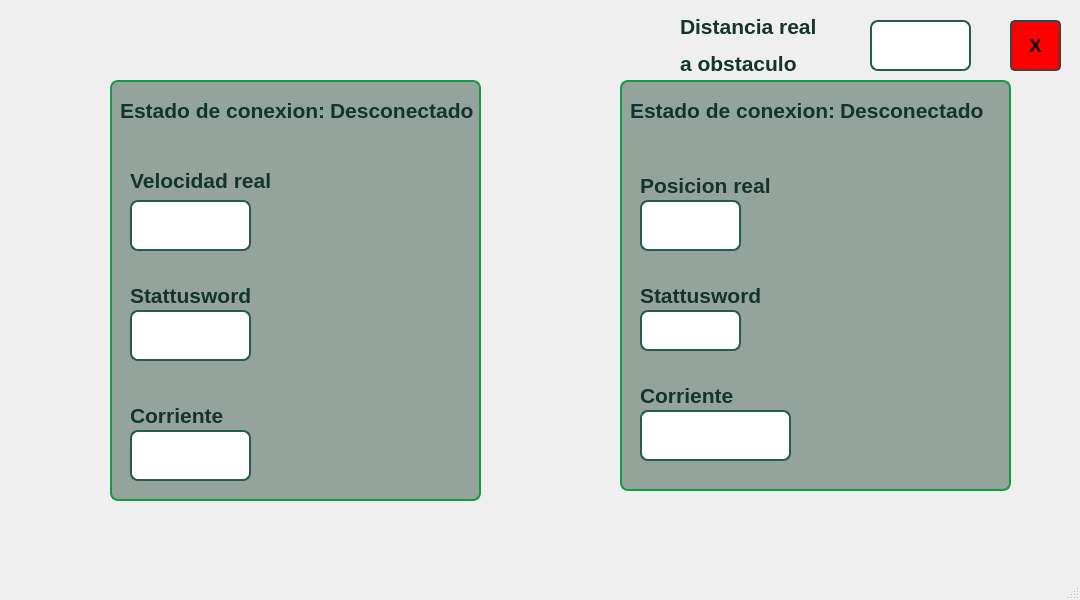
Old version of the form mainwindow.ui in the repository WenceslaoFB/InterfazAGV_QT.
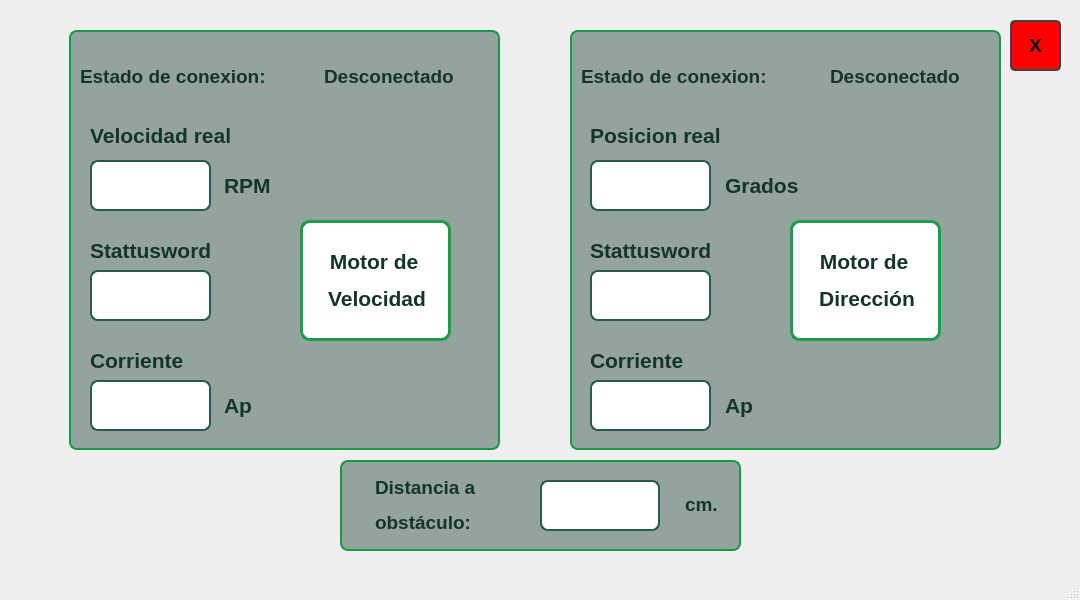
New version of the form. The open tabs and pages were chosen to show the change.

Commit message: interfaz lista y boton de cambio de modo

```diff
--- a/mainwindow.ui
+++ b/mainwindow.ui
@@ -24,7 +24,7 @@
      </rect>
     </property>
     <property name="currentIndex">
-     <number>1</number>
+     <number>0</number>
     </property>
     <widget class="QWidget" name="CONTROL">
      <widget class="QTabWidget" name="tabWidget">
@@ -3446,45 +3446,13 @@
        <string>X</string>
       </property>
      </widget>
-     <widget class="QLabel" name="label_aux">
-      <property name="geometry">
-       <rect>
-        <x>320</x>
-        <y>90</y>
-        <width>171</width>
-        <height>41</height>
-       </rect>
-      </property>
-      <property name="font">
-       <font>
-        <pointsize>16</pointsize>
-        <bold>true</bold>
-       </font>
-      </property>
-      <property name="text">
-       <string>&lt;html&gt;&lt;head/&gt;&lt;body&gt;&lt;p&gt;&lt;span style=&quot; font-size:16pt; font-weight:700; color:#14342c;&quot;&gt;Desconectado&lt;/span&gt;&lt;/p&gt;&lt;/body&gt;&lt;/html&gt;</string>
-      </property>
-     </widget>
-     <widget class="QLabel" name="label">
-      <property name="geometry">
-       <rect>
-        <x>110</x>
-        <y>90</y>
-        <width>241</width>
-        <height>41</height>
-       </rect>
-      </property>
-      <property name="text">
-       <string>&lt;html&gt;&lt;head/&gt;&lt;body&gt;&lt;p&gt;&lt;span style=&quot; font-size:16pt; font-weight:700; color:#14342c;&quot;&gt;Estado de conexion:&lt;/span&gt;&lt;/p&gt;&lt;/body&gt;&lt;/html&gt;</string>
-      </property>
-     </widget>
      <widget class="QLabel" name="label_4">
       <property name="geometry">
        <rect>
-        <x>120</x>
-        <y>160</y>
-        <width>171</width>
-        <height>41</height>
+        <x>80</x>
+        <y>110</y>
+        <width>211</width>
+        <height>51</height>
        </rect>
       </property>
       <property name="text">
@@ -3494,12 +3462,18 @@
      <widget class="QLabel" name="label_SPEED">
       <property name="geometry">
        <rect>
-        <x>120</x>
-        <y>200</y>
+        <x>80</x>
+        <y>160</y>
         <width>121</width>
         <height>51</height>
        </rect>
       </property>
+      <property name="font">
+       <font>
+        <pointsize>16</pointsize>
+        <bold>true</bold>
+       </font>
+      </property>
       <property name="styleSheet">
        <string notr="true">    background-color: white;
     border: 2px solid #265c4d;
@@ -3515,10 +3489,10 @@
      <widget class="QLabel" name="label_17">
       <property name="geometry">
        <rect>
-        <x>120</x>
-        <y>280</y>
-        <width>151</width>
-        <height>31</height>
+        <x>80</x>
+        <y>230</y>
+        <width>241</width>
+        <height>41</height>
        </rect>
       </property>
       <property name="text">
@@ -3528,12 +3502,18 @@
      <widget class="QLabel" name="label_STATUSW">
       <property name="geometry">
        <rect>
-        <x>120</x>
-        <y>310</y>
+        <x>80</x>
+        <y>270</y>
         <width>121</width>
         <height>51</height>
        </rect>
       </property>
+      <property name="font">
+       <font>
+        <pointsize>16</pointsize>
+        <bold>true</bold>
+       </font>
+      </property>
       <property name="styleSheet">
        <string notr="true">    background-color: white;
     border: 2px solid #265c4d;
@@ -3549,10 +3529,10 @@
      <widget class="QLabel" name="label_16">
       <property name="geometry">
        <rect>
-        <x>120</x>
-        <y>400</y>
-        <width>131</width>
-        <height>31</height>
+        <x>80</x>
+        <y>340</y>
+        <width>191</width>
+        <height>41</height>
        </rect>
       </property>
       <property name="text">
@@ -3562,12 +3542,18 @@
      <widget class="QLabel" name="label_CORR">
       <property name="geometry">
        <rect>
-        <x>120</x>
-        <y>430</y>
+        <x>80</x>
+        <y>380</y>
         <width>121</width>
         <height>51</height>
        </rect>
       </property>
+      <property name="font">
+       <font>
+        <pointsize>16</pointsize>
+        <bold>true</bold>
+       </font>
+      </property>
       <property name="styleSheet">
        <string notr="true">    background-color: white;
     border: 2px solid #265c4d;
@@ -3583,10 +3569,10 @@
      <widget class="QLabel" name="label_18">
       <property name="geometry">
        <rect>
-        <x>630</x>
-        <y>170</y>
-        <width>161</width>
-        <height>31</height>
+        <x>580</x>
+        <y>110</y>
+        <width>171</width>
+        <height>51</height>
        </rect>
       </property>
       <property name="text">
@@ -3596,10 +3582,10 @@
      <widget class="QLabel" name="label_19">
       <property name="geometry">
        <rect>
-        <x>630</x>
-        <y>280</y>
-        <width>151</width>
-        <height>31</height>
+        <x>580</x>
+        <y>230</y>
+        <width>211</width>
+        <height>41</height>
        </rect>
       </property>
       <property name="text">
@@ -3609,9 +3595,9 @@
      <widget class="QLabel" name="label_CORR_pos">
       <property name="geometry">
        <rect>
-        <x>630</x>
-        <y>410</y>
-        <width>151</width>
+        <x>580</x>
+        <y>380</y>
+        <width>121</width>
         <height>51</height>
        </rect>
       </property>
@@ -3630,9 +3616,9 @@
      <widget class="QLabel" name="label_POS">
       <property name="geometry">
        <rect>
-        <x>630</x>
-        <y>200</y>
-        <width>101</width>
+        <x>580</x>
+        <y>160</y>
+        <width>121</width>
         <height>51</height>
        </rect>
       </property>
@@ -3651,10 +3637,10 @@
      <widget class="QLabel" name="label_20">
       <property name="geometry">
        <rect>
-        <x>630</x>
-        <y>380</y>
+        <x>580</x>
+        <y>340</y>
         <width>131</width>
-        <height>31</height>
+        <height>41</height>
        </rect>
       </property>
       <property name="text">
@@ -3664,43 +3650,9 @@
      <widget class="QLabel" name="label_STATUSW_pos">
       <property name="geometry">
        <rect>
-        <x>630</x>
-        <y>310</y>
-        <width>101</width>
-        <height>41</height>
-       </rect>
-      </property>
-      <property name="styleSheet">
-       <string notr="true">    background-color: white;
-    border: 2px solid #265c4d;
-	color: black;
-    border-radius: 8px;
-    padding: 5px 10px;
-	font-weight: bold;</string>
-      </property>
-      <property name="text">
-       <string/>
-      </property>
-     </widget>
-     <widget class="QLabel" name="label_28">
-      <property name="geometry">
-       <rect>
-        <x>670</x>
-        <y>10</y>
-        <width>181</width>
-        <height>71</height>
-       </rect>
-      </property>
-      <property name="text">
-       <string>&lt;html&gt;&lt;head/&gt;&lt;body&gt;&lt;p&gt;&lt;span style=&quot; font-size:16pt; font-weight:700; color:#14342c;&quot;&gt;Distancia real &lt;/span&gt;&lt;/p&gt;&lt;p&gt;&lt;span style=&quot; font-size:16pt; font-weight:700; color:#14342c;&quot;&gt;a obstaculo&lt;/span&gt;&lt;/p&gt;&lt;/body&gt;&lt;/html&gt;</string>
-      </property>
-     </widget>
-     <widget class="QLabel" name="label_dist_real">
-      <property name="geometry">
-       <rect>
-        <x>860</x>
-        <y>20</y>
-        <width>101</width>
+        <x>580</x>
+        <y>270</y>
+        <width>121</width>
         <height>51</height>
        </rect>
       </property>
@@ -3716,45 +3668,13 @@
        <string/>
       </property>
      </widget>
-     <widget class="QLabel" name="label_aux_2">
-      <property name="geometry">
-       <rect>
-        <x>830</x>
-        <y>90</y>
-        <width>171</width>
-        <height>41</height>
-       </rect>
-      </property>
-      <property name="font">
-       <font>
-        <pointsize>16</pointsize>
-        <bold>true</bold>
-       </font>
-      </property>
-      <property name="text">
-       <string>&lt;html&gt;&lt;head/&gt;&lt;body&gt;&lt;p&gt;&lt;span style=&quot; font-size:16pt; font-weight:700; color:#14342c;&quot;&gt;Desconectado&lt;/span&gt;&lt;/p&gt;&lt;/body&gt;&lt;/html&gt;</string>
-      </property>
-     </widget>
-     <widget class="QLabel" name="label_29">
-      <property name="geometry">
-       <rect>
-        <x>620</x>
-        <y>90</y>
-        <width>241</width>
-        <height>41</height>
-       </rect>
-      </property>
-      <property name="text">
-       <string>&lt;html&gt;&lt;head/&gt;&lt;body&gt;&lt;p&gt;&lt;span style=&quot; font-size:16pt; font-weight:700; color:#14342c;&quot;&gt;Estado de conexion:&lt;/span&gt;&lt;/p&gt;&lt;/body&gt;&lt;/html&gt;</string>
-      </property>
-     </widget>
      <widget class="QFrame" name="frame_2">
       <property name="geometry">
        <rect>
-        <x>100</x>
-        <y>80</y>
-        <width>371</width>
-        <height>421</height>
+        <x>59</x>
+        <y>30</y>
+        <width>431</width>
+        <height>420</height>
        </rect>
       </property>
       <property name="styleSheet">
@@ -3768,14 +3688,102 @@
       <property name="frameShadow">
        <enum>QFrame::Raised</enum>
       </property>
+      <widget class="QLabel" name="label_30">
+       <property name="geometry">
+        <rect>
+         <x>150</x>
+         <y>130</y>
+         <width>121</width>
+         <height>51</height>
+        </rect>
+       </property>
+       <property name="styleSheet">
+        <string notr="true">border: 2px solid #94a49c;  /* Borde alrededor del área de contenido */
+border-radius: 0px;</string>
+       </property>
+       <property name="text">
+        <string>&lt;html&gt;&lt;head/&gt;&lt;body&gt;&lt;p&gt;&lt;span style=&quot; font-size:16pt; font-weight:700; color:#14342c;&quot;&gt;RPM&lt;/span&gt;&lt;/p&gt;&lt;/body&gt;&lt;/html&gt;</string>
+       </property>
+      </widget>
+      <widget class="QLabel" name="label_31">
+       <property name="geometry">
+        <rect>
+         <x>150</x>
+         <y>350</y>
+         <width>91</width>
+         <height>51</height>
+        </rect>
+       </property>
+       <property name="styleSheet">
+        <string notr="true">border: 2px solid #94a49c;  /* Borde alrededor del área de contenido */
+border-radius: 0px;</string>
+       </property>
+       <property name="text">
+        <string>&lt;html&gt;&lt;head/&gt;&lt;body&gt;&lt;p&gt;&lt;span style=&quot; font-size:16pt; font-weight:700; color:#14342c;&quot;&gt;Ap&lt;/span&gt;&lt;/p&gt;&lt;/body&gt;&lt;/html&gt;</string>
+       </property>
+      </widget>
+      <widget class="QLabel" name="label_32">
+       <property name="geometry">
+        <rect>
+         <x>480</x>
+         <y>350</y>
+         <width>91</width>
+         <height>31</height>
+        </rect>
+       </property>
+       <property name="text">
+        <string>&lt;html&gt;&lt;head/&gt;&lt;body&gt;&lt;p&gt;&lt;span style=&quot; font-size:16pt; font-weight:700; color:#14342c;&quot;&gt;Ap&lt;/span&gt;&lt;/p&gt;&lt;/body&gt;&lt;/html&gt;</string>
+       </property>
+      </widget>
+      <widget class="QLabel" name="label">
+       <property name="geometry">
+        <rect>
+         <x>11</x>
+         <y>21</y>
+         <width>231</width>
+         <height>51</height>
+        </rect>
+       </property>
+       <property name="styleSheet">
+        <string notr="true">border: 0px solid #94a49c;  /* Borde alrededor del área de contenido */
+border-radius: 8px;</string>
+       </property>
+       <property name="text">
+        <string>&lt;html&gt;&lt;head/&gt;&lt;body&gt;&lt;p&gt;&lt;span style=&quot; font-size:14pt; font-weight:700; color:#14342c;&quot;&gt;Estado de conexion:&lt;/span&gt;&lt;/p&gt;&lt;/body&gt;&lt;/html&gt;</string>
+       </property>
+      </widget>
+      <widget class="QLabel" name="label_aux">
+       <property name="geometry">
+        <rect>
+         <x>255</x>
+         <y>21</y>
+         <width>171</width>
+         <height>51</height>
+        </rect>
+       </property>
+       <property name="font">
+        <font>
+         <pointsize>14</pointsize>
+         <bold>true</bold>
+        </font>
+       </property>
+       <property name="styleSheet">
+        <string notr="true">border: 0px solid #94a49c;  /* Borde alrededor del área de contenido */
+border-radius: 8px;
+color: #14342c;</string>
+       </property>
+       <property name="text">
+        <string>&lt;html&gt;&lt;head/&gt;&lt;body&gt;&lt;p&gt;&lt;span style=&quot; font-size:14pt; color:#14342c;&quot;&gt;Desconectado&lt;/span&gt;&lt;/p&gt;&lt;/body&gt;&lt;/html&gt;</string>
+       </property>
+      </widget>
      </widget>
      <widget class="QFrame" name="frame_3">
       <property name="geometry">
        <rect>
-        <x>610</x>
-        <y>80</y>
-        <width>391</width>
-        <height>411</height>
+        <x>560</x>
+        <y>30</y>
+        <width>431</width>
+        <height>420</height>
        </rect>
       </property>
       <property name="styleSheet">
@@ -3788,13 +3796,248 @@
       </property>
       <property name="frameShadow">
        <enum>QFrame::Raised</enum>
+      </property>
+      <widget class="QLabel" name="label_33">
+       <property name="geometry">
+        <rect>
+         <x>150</x>
+         <y>350</y>
+         <width>91</width>
+         <height>51</height>
+        </rect>
+       </property>
+       <property name="styleSheet">
+        <string notr="true">border: 2px solid #94a49c;  /* Borde alrededor del área de contenido */
+border-radius: 0px;</string>
+       </property>
+       <property name="text">
+        <string>&lt;html&gt;&lt;head/&gt;&lt;body&gt;&lt;p&gt;&lt;span style=&quot; font-size:16pt; font-weight:700; color:#14342c;&quot;&gt;Ap&lt;/span&gt;&lt;/p&gt;&lt;/body&gt;&lt;/html&gt;</string>
+       </property>
+      </widget>
+      <widget class="QLabel" name="label_34">
+       <property name="geometry">
+        <rect>
+         <x>150</x>
+         <y>130</y>
+         <width>111</width>
+         <height>51</height>
+        </rect>
+       </property>
+       <property name="styleSheet">
+        <string notr="true">border: 2px solid #94a49c;  /* Borde alrededor del área de contenido */
+border-radius: 0px;</string>
+       </property>
+       <property name="text">
+        <string>&lt;html&gt;&lt;head/&gt;&lt;body&gt;&lt;p&gt;&lt;span style=&quot; font-size:16pt; font-weight:700; color:#14342c;&quot;&gt;Grados&lt;/span&gt;&lt;/p&gt;&lt;/body&gt;&lt;/html&gt;</string>
+       </property>
+      </widget>
+      <widget class="QLabel" name="label_29">
+       <property name="geometry">
+        <rect>
+         <x>11</x>
+         <y>21</y>
+         <width>231</width>
+         <height>51</height>
+        </rect>
+       </property>
+       <property name="styleSheet">
+        <string notr="true">border: 0px solid #94a49c;  /* Borde alrededor del área de contenido */
+border-radius: 8px;</string>
+       </property>
+       <property name="text">
+        <string>&lt;html&gt;&lt;head/&gt;&lt;body&gt;&lt;p&gt;&lt;span style=&quot; font-size:14pt; font-weight:700; color:#14342c;&quot;&gt;Estado de conexion:&lt;/span&gt;&lt;/p&gt;&lt;/body&gt;&lt;/html&gt;</string>
+       </property>
+      </widget>
+      <widget class="QLabel" name="label_aux_2">
+       <property name="geometry">
+        <rect>
+         <x>260</x>
+         <y>21</y>
+         <width>161</width>
+         <height>51</height>
+        </rect>
+       </property>
+       <property name="font">
+        <font>
+         <pointsize>14</pointsize>
+         <bold>true</bold>
+        </font>
+       </property>
+       <property name="styleSheet">
+        <string notr="true">border: 0px solid #94a49c;  /* Borde alrededor del área de contenido */
+border-radius: 8px;
+color: #14342c;</string>
+       </property>
+       <property name="text">
+        <string>&lt;html&gt;&lt;head/&gt;&lt;body&gt;&lt;p&gt;&lt;span style=&quot; font-size:14pt; color:#14342c;&quot;&gt;Desconectado&lt;/span&gt;&lt;/p&gt;&lt;/body&gt;&lt;/html&gt;</string>
+       </property>
+      </widget>
+     </widget>
+     <widget class="QFrame" name="frame_6">
+      <property name="geometry">
+       <rect>
+        <x>330</x>
+        <y>460</y>
+        <width>401</width>
+        <height>91</height>
+       </rect>
+      </property>
+      <property name="styleSheet">
+       <string notr="true">    background-color: #94a49c;  /* Fondo del área de contenido */
+    border: 2px solid #149c44;  /* Borde alrededor del área de contenido */
+border-radius: 8px;</string>
+      </property>
+      <property name="frameShape">
+       <enum>QFrame::StyledPanel</enum>
+      </property>
+      <property name="frameShadow">
+       <enum>QFrame::Raised</enum>
+      </property>
+      <widget class="QLabel" name="label_41">
+       <property name="geometry">
+        <rect>
+         <x>480</x>
+         <y>350</y>
+         <width>91</width>
+         <height>31</height>
+        </rect>
+       </property>
+       <property name="text">
+        <string>&lt;html&gt;&lt;head/&gt;&lt;body&gt;&lt;p&gt;&lt;span style=&quot; font-size:16pt; font-weight:700; color:#14342c;&quot;&gt;Ap&lt;/span&gt;&lt;/p&gt;&lt;/body&gt;&lt;/html&gt;</string>
+       </property>
+      </widget>
+      <widget class="QLabel" name="label_28">
+       <property name="geometry">
+        <rect>
+         <x>30</x>
+         <y>10</y>
+         <width>161</width>
+         <height>71</height>
+        </rect>
+       </property>
+       <property name="maximumSize">
+        <size>
+         <width>220</width>
+         <height>100</height>
+        </size>
+       </property>
+       <property name="styleSheet">
+        <string notr="true">border: 2px solid #94a49c;  /* Borde alrededor del área de contenido */
+border-radius: 0px;</string>
+       </property>
+       <property name="text">
+        <string>&lt;html&gt;&lt;head/&gt;&lt;body&gt;&lt;p&gt;&lt;span style=&quot; font-size:14pt; font-weight:700; color:#14342c;&quot;&gt;Distancia a &lt;/span&gt;&lt;/p&gt;&lt;p&gt;&lt;span style=&quot; font-size:14pt; font-weight:700; color:#14342c;&quot;&gt;obstáculo:&lt;/span&gt;&lt;/p&gt;&lt;/body&gt;&lt;/html&gt;</string>
+       </property>
+      </widget>
+      <widget class="QLabel" name="label_dist_real">
+       <property name="geometry">
+        <rect>
+         <x>200</x>
+         <y>20</y>
+         <width>120</width>
+         <height>51</height>
+        </rect>
+       </property>
+       <property name="maximumSize">
+        <size>
+         <width>120</width>
+         <height>51</height>
+        </size>
+       </property>
+       <property name="font">
+        <font>
+         <pointsize>14</pointsize>
+         <bold>true</bold>
+        </font>
+       </property>
+       <property name="styleSheet">
+        <string notr="true">    background-color: white;
+    border: 2px solid #265c4d;
+	color: black;
+    border-radius: 8px;
+    padding: 5px 10px;
+	font-weight: bold;</string>
+       </property>
+       <property name="text">
+        <string/>
+       </property>
+       <property name="alignment">
+        <set>Qt::AlignCenter</set>
+       </property>
+      </widget>
+      <widget class="QLabel" name="label_39">
+       <property name="geometry">
+        <rect>
+         <x>340</x>
+         <y>30</y>
+         <width>42</width>
+         <height>30</height>
+        </rect>
+       </property>
+       <property name="maximumSize">
+        <size>
+         <width>50</width>
+         <height>51</height>
+        </size>
+       </property>
+       <property name="styleSheet">
+        <string notr="true">border: 2px solid #94a49c;  /* Borde alrededor del área de contenido */
+border-radius: 0px;</string>
+       </property>
+       <property name="text">
+        <string>&lt;html&gt;&lt;head/&gt;&lt;body&gt;&lt;p&gt;&lt;span style=&quot; font-size:14pt; font-weight:700; color:#14342c;&quot;&gt;cm.&lt;/span&gt;&lt;/p&gt;&lt;/body&gt;&lt;/html&gt;</string>
+       </property>
+      </widget>
+     </widget>
+     <widget class="QLabel" name="label_40">
+      <property name="geometry">
+       <rect>
+        <x>290</x>
+        <y>220</y>
+        <width>151</width>
+        <height>121</height>
+       </rect>
+      </property>
+      <property name="styleSheet">
+       <string notr="true">QLabel {
+    color: #14342c;
+    font-weight: bold;
+	border: 3px solid;
+	border-radius: 10px;
+	border-color:  #1c9c4c;
+	background-color:  white;
+}</string>
+      </property>
+      <property name="text">
+       <string>&lt;html&gt;&lt;head/&gt;&lt;body&gt;&lt;p align=&quot;center&quot;&gt;&lt;span style=&quot; font-size:16pt; font-weight:700; color:#14342c;&quot;&gt;Motor de &lt;/span&gt;&lt;/p&gt;&lt;p align=&quot;center&quot;&gt;&lt;span style=&quot; font-size:16pt; font-weight:700; color:#14342c;&quot;&gt;Velocidad&lt;/span&gt;&lt;/p&gt;&lt;/body&gt;&lt;/html&gt;</string>
+      </property>
+     </widget>
+     <widget class="QLabel" name="label_42">
+      <property name="geometry">
+       <rect>
+        <x>780</x>
+        <y>220</y>
+        <width>151</width>
+        <height>121</height>
+       </rect>
+      </property>
+      <property name="styleSheet">
+       <string notr="true">QLabel {
+    color: #14342c;
+    font-weight: bold;
+	border: 3px solid;
+	border-radius: 10px;
+	border-color:  #1c9c4c;
+	background-color:  white;
+}</string>
+      </property>
+      <property name="text">
+       <string>&lt;html&gt;&lt;head/&gt;&lt;body&gt;&lt;p align=&quot;center&quot;&gt;&lt;span style=&quot; font-size:16pt; font-weight:700; color:#14342c;&quot;&gt;Motor de &lt;/span&gt;&lt;/p&gt;&lt;p align=&quot;center&quot;&gt;&lt;span style=&quot; font-size:16pt; font-weight:700; color:#14342c;&quot;&gt;Dirección&lt;/span&gt;&lt;/p&gt;&lt;/body&gt;&lt;/html&gt;</string>
       </property>
      </widget>
      <zorder>frame_3</zorder>
      <zorder>frame_2</zorder>
      <zorder>back_but_DATOS</zorder>
-     <zorder>label_aux</zorder>
-     <zorder>label</zorder>
      <zorder>label_4</zorder>
      <zorder>label_SPEED</zorder>
      <zorder>label_17</zorder>
@@ -3807,10 +4050,9 @@
      <zorder>label_POS</zorder>
      <zorder>label_20</zorder>
      <zorder>label_STATUSW_pos</zorder>
-     <zorder>label_28</zorder>
-     <zorder>label_dist_real</zorder>
-     <zorder>label_aux_2</zorder>
-     <zorder>label_29</zorder>
+     <zorder>frame_6</zorder>
+     <zorder>label_40</zorder>
+     <zorder>label_42</zorder>
     </widget>
    </widget>
   </widget>
```
The commit also changes 4 other files.
